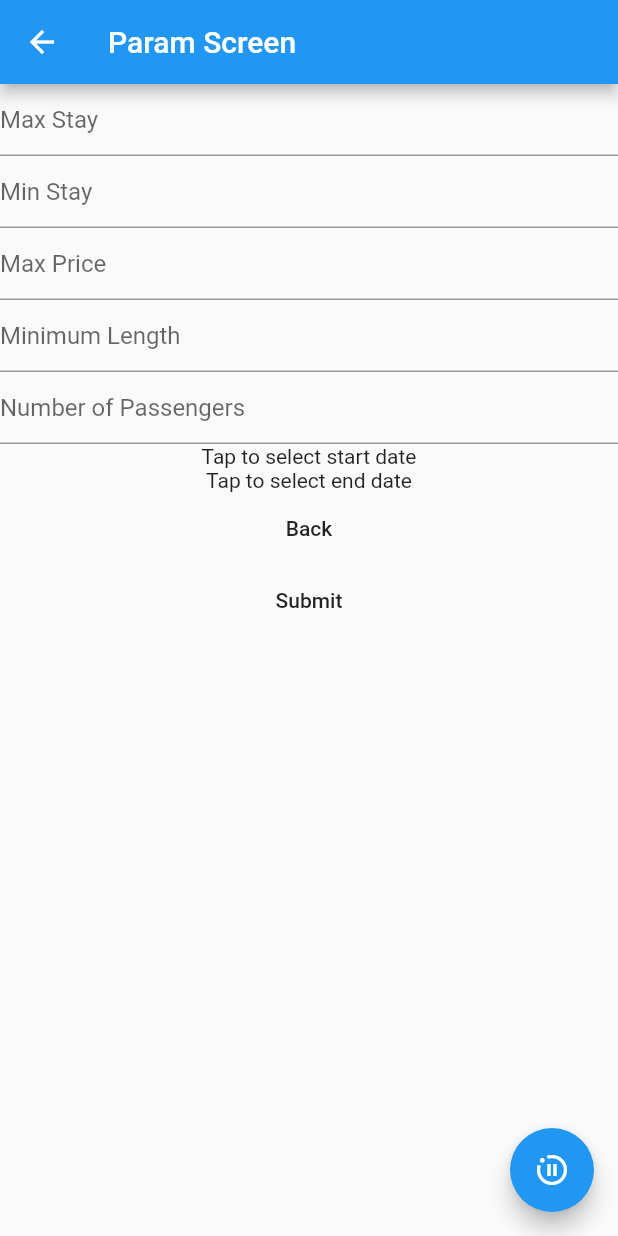
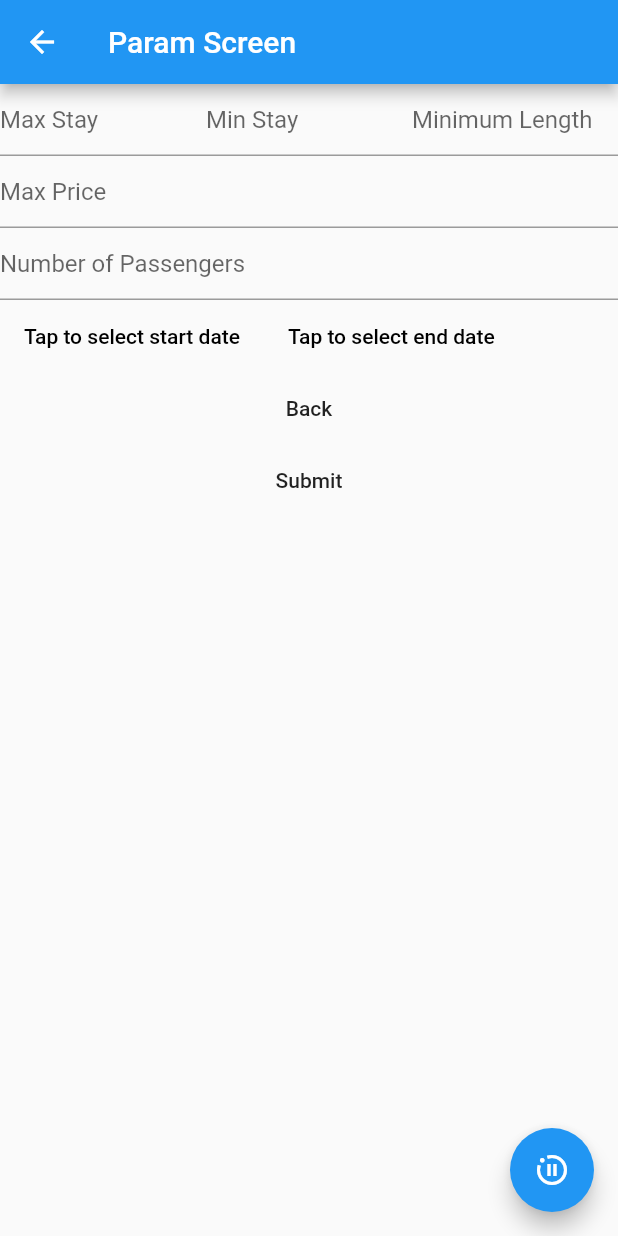
Before and after one commit to sid-code/hobogo2, a Flutter app: the ParameterScreen screen opened directly, on a phone screen of 412 x 824 dp. Run offline on Flutter 3.47's test engine with Material 2 defaults, Android fonts, the phone set to English and light mode, and no system bars; our stand-ins replace csv.

Commit message:
Param Restyle

```diff
--- a/hoboapp/lib/main.dart
+++ b/hoboapp/lib/main.dart
@@ -281,7 +281,12 @@ class _ParameterScreenState extends State<ParameterScreen> {
           });
         });
       },
-      child: new Text(text),
+      child: new Text(text,
+      textAlign: TextAlign.center,
+        style: new TextStyle(
+          color: Colors.black,
+        )
+      ),
     );
   }
 
@@ -327,18 +332,38 @@ class _ParameterScreenState extends State<ParameterScreen> {
           child: new Column(
             mainAxisAlignment: MainAxisAlignment.start,
             children: <Widget>[
-              _genField('Max Stay',
-                  kt: TextInputType.number, tif: oneLineNumbers),
-              _genField('Min Stay',
-                  kt: TextInputType.number, tif: oneLineNumbers),
+              new Row(
+                mainAxisAlignment: MainAxisAlignment.center,
+                children: <Widget>[
+                  new Expanded(
+                    child: _genField('Max Stay',
+                      kt: TextInputType.number, tif: oneLineNumbers),
+                  ),
+                  new Flexible(
+                      child: _genField('Min Stay',
+                      kt: TextInputType.number, tif: oneLineNumbers)
+                  ),
+                  new Flexible(
+                    child:_genField('Minimum Length',
+                        kt: TextInputType.number, tif: oneLineNumbers),
+                  ),
+                ],
+              ),
               _genField('Max Price',
-                  kt: TextInputType.number, tif: oneLineNumbers),
-              _genField('Minimum Length',
                   kt: TextInputType.number, tif: oneLineNumbers),
               _genField('Number of Passengers',
                   kt: TextInputType.number, tif: oneLineNumbers),
-              start,
-              end,
+              new Row(
+                mainAxisAlignment: MainAxisAlignment.start,
+                children: <Widget>[
+                  new FlatButton(
+                      child: start
+                  ),
+                  new FlatButton(
+                      child: end
+                  ),
+                ],
+              ),
               new FlatButton(
                   child: new Text('Back'),
                   onPressed: () {
```
